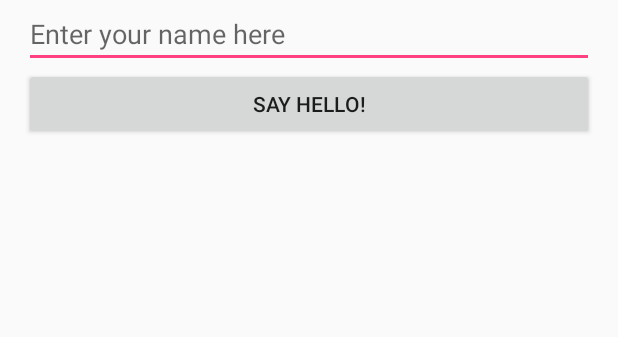
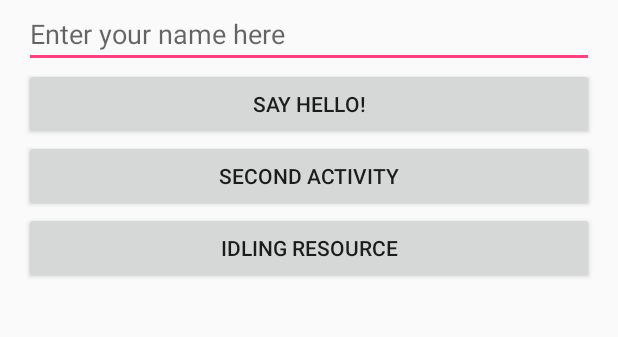
Before and after one commit to iusmaharjan/Learn-To-Test, an Android app: the screen it shows after launch (MainActivity), on a phone screen of 412 x 824 dp, the part 137-474 px from its top. Run offline under Robolectric (Android 15) with nearby library versions, the phone set to English and light mode, and no system bars.

```diff
--- a/app/src/main/java/com/ayushmaharjan/learning/learntotest/IdlingActivity.java
+++ b/app/src/main/java/com/ayushmaharjan/learning/learntotest/IdlingActivity.java
@@ -40,7 +40,7 @@ public class IdlingActivity extends AppCompatActivity {
 
     public void btnClick(View view) {
         AsyncHttpClient asyncHttpClient = new AsyncHttpClient();
-        asyncHttpClient.setTimeout(5000);
+        asyncHttpClient.setTimeout(15000);
 
         asyncHttpClient.get(this, URL, new AsyncHttpResponseHandler() {
             @Override
--- a/app/src/main/res/layout/activity_main.xml
+++ b/app/src/main/res/layout/activity_main.xml
@@ -1,5 +1,5 @@
 <?xml version="1.0" encoding="utf-8"?>
-<RelativeLayout xmlns:android="http://schemas.android.com/apk/res/android"
+<LinearLayout xmlns:android="http://schemas.android.com/apk/res/android"
     xmlns:tools="http://schemas.android.com/tools"
     android:layout_width="match_parent"
     android:layout_height="match_parent"
@@ -7,6 +7,7 @@
     android:paddingLeft="@dimen/activity_horizontal_margin"
     android:paddingRight="@dimen/activity_horizontal_margin"
     android:paddingTop="@dimen/activity_vertical_margin"
+    android:orientation="vertical"
     tools:context="com.ayushmaharjan.learning.learntotest.MainActivity">
 
     <TextView
@@ -17,14 +18,26 @@
         android:hint="Enter your name here"
         android:id="@+id/editText"
         android:layout_width="match_parent"
-        android:layout_height="wrap_content"
-        android:layout_below="@+id/textView"/>
+        android:layout_height="wrap_content"/>
     <Button
         android:layout_width="match_parent"
         android:layout_height="wrap_content"
         android:id="@+id/sayHelloButton"
         android:text="Say hello!"
-        android:layout_below="@+id/editText"
         android:onClick="sayHello"/>
 
-</RelativeLayout>
+    <Button
+        android:layout_width="match_parent"
+        android:layout_height="wrap_content"
+        android:id="@+id/launchSecondActivityButton"
+        android:text="Second Activity"
+        android:onClick="launchSecondActivity"/>
+
+    <Button
+        android:layout_width="match_parent"
+        android:layout_height="wrap_content"
+        android:id="@+id/launchIdlingResourceActivityButton"
+        android:text="Idling Resource"
+        android:onClick="launchIdlingResourceActivity"/>
+
+</LinearLayout>
```
Also changed, not shown: app/src/main/java/com/ayushmaharjan/learning/learntotest/MainActivity.java (+8 -0 lines), app/src/main/java/com/ayushmaharjan/learning/learntotest/SecondActivity.java (+12 -3 lines), app/src/main/res/layout/activity_second.xml (+14 -0 lines), 1 other file.
